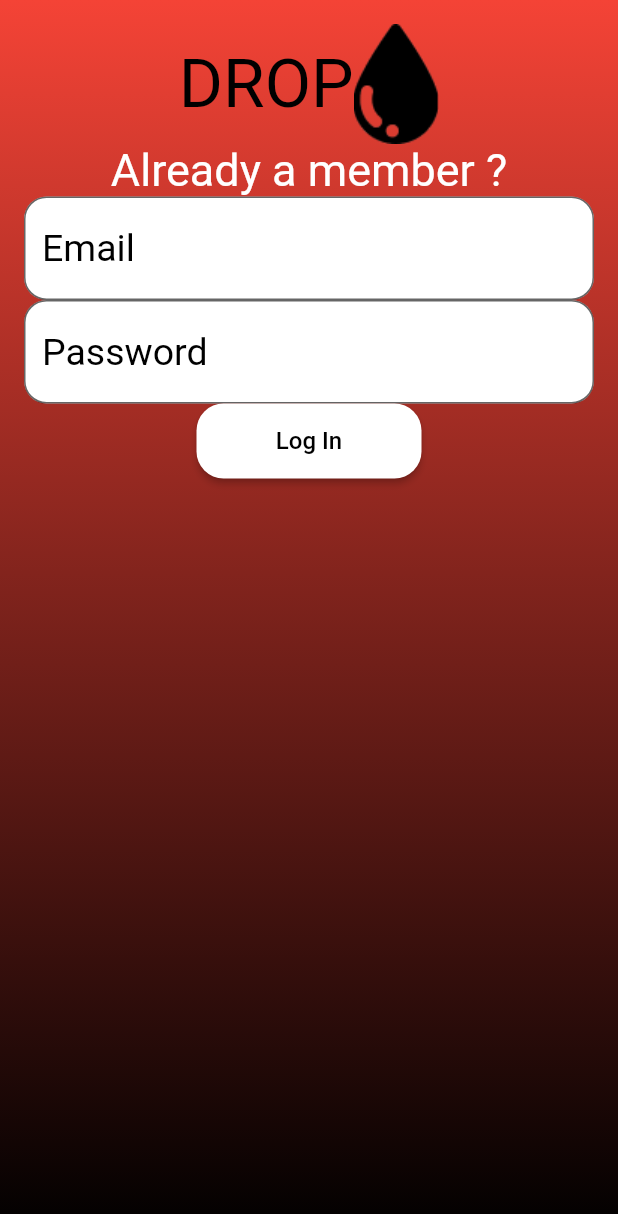
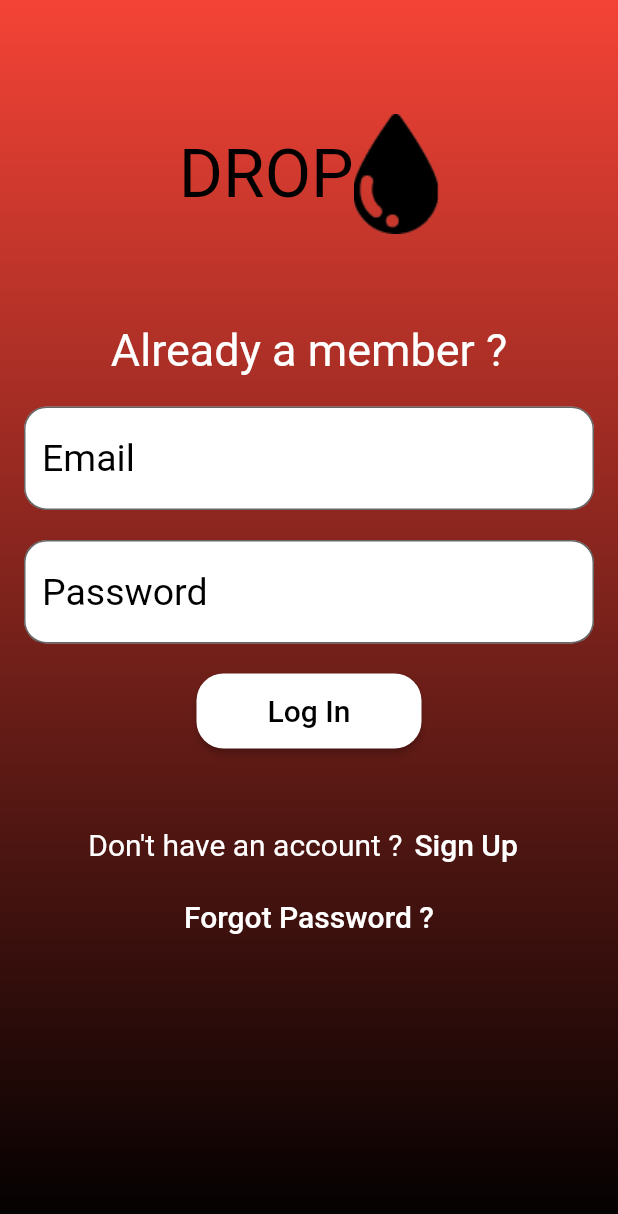
Before and after one commit to Tanvi129/Blood-Donor-Management-App, a Flutter app: the screen it shows after launch, on a phone screen of 412 x 824 dp. Shown: the top 1214 px of the screen. Run offline on Flutter 3.47's test engine with Material 2 defaults, Android fonts, the phone set to English and light mode, and no system bars; missing offline and left inert: dart:ffi.

Commit message:
Login Page UI Completed

```diff
--- a/lib/screens/LoginScreen.dart
+++ b/lib/screens/LoginScreen.dart
@@ -12,7 +12,7 @@ class LoginScreen extends StatelessWidget {
     return Material(
       child: Container(
         // height: double.infinity,
-        constraints: BoxConstraints.expand(),
+        constraints: const BoxConstraints.expand(),
         padding: const EdgeInsets.all(16),
         decoration: const BoxDecoration(
           gradient: LinearGradient(
@@ -25,6 +25,9 @@ class LoginScreen extends StatelessWidget {
           child: Column(
             mainAxisAlignment: MainAxisAlignment.center,
             children: [
+              const SizedBox(
+                height: 60,
+              ),
               Row(
                 mainAxisAlignment: MainAxisAlignment.center,
                 children: [
@@ -35,12 +38,18 @@ class LoginScreen extends StatelessWidget {
                   Image.asset('assests/images/appIcon.png')
                 ],
               ),
+              const SizedBox(
+                height: 60,
+              ),
               const Text(
                 "Already a member ?",
                 style: TextStyle(
                   color: Colors.white,
                   fontSize: 30,
                 ),
+              ),
+              const SizedBox(
+                height: 20,
               ),
               Form(
                   key: _formKey,
@@ -52,29 +61,71 @@ class LoginScreen extends StatelessWidget {
                         keyboardType: TextInputType.datetime,
                         obscureText: false,
                       ),
+                      const SizedBox(
+                        height: 20,
+                      ),
                       CustomTextField(
                         controller: passController,
                         hintText: "Password",
                         keyboardType: TextInputType.visiblePassword,
                         obscureText: true,
                       ),
+                      const SizedBox(
+                        height: 20,
+                      ),
                       ElevatedButton(
                         onPressed: () {},
                         child: const Text(
                           "Log In",
-                          style: TextStyle(fontSize: 16),
+                          style: TextStyle(fontSize: 20),
                         ),
                         style: ButtonStyle(
-                          backgroundColor: MaterialStateProperty.all(Colors.white),
+                            backgroundColor:
+                                MaterialStateProperty.all(Colors.white),
                             fixedSize: MaterialStateProperty.all<Size>(
                                 const Size(150, 50)),
                             shape: MaterialStateProperty.all<
                                 RoundedRectangleBorder>(RoundedRectangleBorder(
                               borderRadius: BorderRadius.circular(18.0),
                             ))),
-                      )
+                      ),
                     ],
-                  ))
+                  )),
+              const SizedBox(
+                height: 40,
+              ),
+              Row(
+                mainAxisAlignment: MainAxisAlignment.center,
+                children: [
+                  const Text(
+                    "Don't have an account ?",
+                    style: TextStyle(
+                      color: Colors.white,
+                      fontSize: 20,
+                    ),
+                  ),
+                  TextButton(
+                    onPressed: (() {}),
+                    child: const Text(
+                      "Sign Up",
+                      style: TextStyle(
+                        color: Colors.white,
+                        fontSize: 20,
+                      ),
+                    ),
+                  ),
+                ],
+              ),
+              TextButton(
+                onPressed: (() {}),
+                child: const Text(
+                  "Forgot Password ?",
+                  style: TextStyle(
+                    color: Colors.white,
+                    fontSize: 20,
+                  ),
+                ),
+              ),
             ],
           ),
         ),
```
